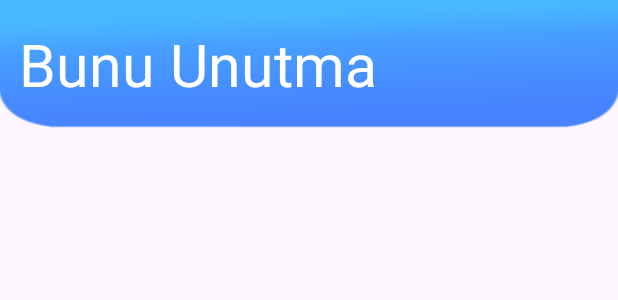
After one commit to mustafateker/AndroidAppProje, an Android app: the layout activity_bunu_unutma.xml on its own in the app's theme, with its tools: preview values and no code run, on a phone screen of 412 x 824 dp. The commit adds this screen. Shown: the top 300 px of the screen. Run offline under Robolectric (Android 15) with nearby library versions, the phone set to English and light mode, and no system bars; Roboto replaces fonts that are not available here.

Commit message:
buton tasarımları yapıldı gecmis denemeler, bunu unutma buton activity linkleri eklendi

```diff
--- a/app/src/main/AndroidManifest.xml
+++ b/app/src/main/AndroidManifest.xml
@@ -14,6 +14,9 @@
         android:supportsRtl="true"
         android:theme="@style/Theme.AndroidProje"
         tools:targetApi="31">
+        <activity
+            android:name=".bunu_unutma"
+            android:exported="false" />
         <activity
             android:name=".gecmis_denemeler"
             android:exported="false" />
--- a/app/src/main/java/com/crossborders/studyhard/gecmis_denemeler.kt
+++ b/app/src/main/java/com/crossborders/studyhard/gecmis_denemeler.kt
@@ -2,6 +2,7 @@ package com.crossborders.studyhard
 
 import android.os.Bundle
 import androidx.appcompat.app.AppCompatActivity
+import androidx.recyclerview.widget.LinearLayoutManager
 import androidx.recyclerview.widget.RecyclerView
 
 
@@ -19,6 +20,8 @@ class gecmis_denemeler : AppCompatActivity() {
 
         // RecyclerView ve adapter'ı ayarlayın
         val recyclerView: RecyclerView = findViewById(R.id.main_activity_recycler_view)
+
+        recyclerView.layoutManager = LinearLayoutManager(this)
         denemeAdapter = DenemeAdapter(denemeList)
         recyclerView.adapter = denemeAdapter
     }
--- /dev/null
+++ b/app/src/main/res/layout/activity_bunu_unutma.xml
@@ -0,0 +1,42 @@
+<?xml version="1.0" encoding="utf-8"?>
+<androidx.constraintlayout.widget.ConstraintLayout
+    xmlns:android="http://schemas.android.com/apk/res/android"
+    xmlns:app="http://schemas.android.com/apk/res-auto"
+    xmlns:tools="http://schemas.android.com/tools"
+    android:layout_width="match_parent"
+    android:layout_height="match_parent"
+    tools:context=".bunu_unutma">
+
+    <ImageView
+        android:id="@+id/main_top_fon_ImageView_Bunu_Unutma"
+        android:layout_width="wrap_content"
+        android:layout_height="85dp"
+        android:layout_alignParentTop="true"
+        android:layout_gravity="center_horizontal"
+        android:contentDescription="@string/anamenutop"
+        android:scaleType="fitXY"
+        app:layout_constraintEnd_toEndOf="parent"
+        app:layout_constraintHorizontal_bias="1.0"
+        app:layout_constraintStart_toStartOf="parent"
+        app:layout_constraintTop_toTopOf="parent"
+        app:srcCompat="@drawable/main_top_fon_revize"
+        tools:ignore="ImageContrastCheck" />
+
+    <TextView
+        android:id="@+id/textView_Bunu_Unutma"
+        android:layout_width="403dp"
+        android:layout_height="85dp"
+        android:layout_marginStart="20dp"
+        android:gravity="center_vertical"
+        android:text="@string/bunu_unutma"
+        android:textColor="@color/white"
+        android:textSize="39sp"
+        app:layout_constraintEnd_toEndOf="parent"
+        app:layout_constraintHorizontal_bias="0.666"
+        app:layout_constraintStart_toStartOf="parent"
+        app:layout_constraintTop_toTopOf="parent"
+        app:layout_constraintVertical_bias="0.0" />
+
+
+
+</androidx.constraintlayout.widget.ConstraintLayout>
--- a/app/src/main/res/layout/activity_gecmis_denemeler.xml
+++ b/app/src/main/res/layout/activity_gecmis_denemeler.xml
@@ -1,5 +1,6 @@
 <?xml version="1.0" encoding="utf-8"?>
-<RelativeLayout xmlns:android="http://schemas.android.com/apk/res/android"
+<RelativeLayout
+    xmlns:android="http://schemas.android.com/apk/res/android"
     xmlns:app="http://schemas.android.com/apk/res-auto"
     xmlns:tools="http://schemas.android.com/tools"
     android:layout_width="wrap_content"
--- a/app/src/main/res/layout/activity_main.xml
+++ b/app/src/main/res/layout/activity_main.xml
@@ -222,8 +222,8 @@
                 android:layout_height="105dp"
                 android:layout_marginEnd="52dp"
                 android:contentDescription="level sayfası"
+                android:scaleType="centerCrop"
                 android:src="@drawable/deneme_bunu_unutma_image"
-                android:scaleType="centerCrop"
                 app:layout_constraintBottom_toBottomOf="parent"
                 app:layout_constraintEnd_toEndOf="parent" />
 
--- a/app/src/main/res/values/strings.xml
+++ b/app/src/main/res/values/strings.xml
@@ -11,5 +11,5 @@
     <string name="ozlu_soz_1">En zor kararları yalnızca en güçlü iradeler verebilir.</string>
     <string name="anamenutop">Ana menü top menü background</string>
     <string name="yks_geri_sayim">YKS Geri sayım sayacı</string>
-
+    <string name="bunu_unutma">Bunu Unutma</string>
 </resources>
```
Also changed, not shown: app/src/main/java/com/crossborders/studyhard/MainActivity.kt (+14 -7 lines), app/src/main/java/com/crossborders/studyhard/bunu_unutma.kt (added, +11 -0 lines), app/src/main/res/layout/gecmis_deneme_item.xml (+18 -13 lines).
